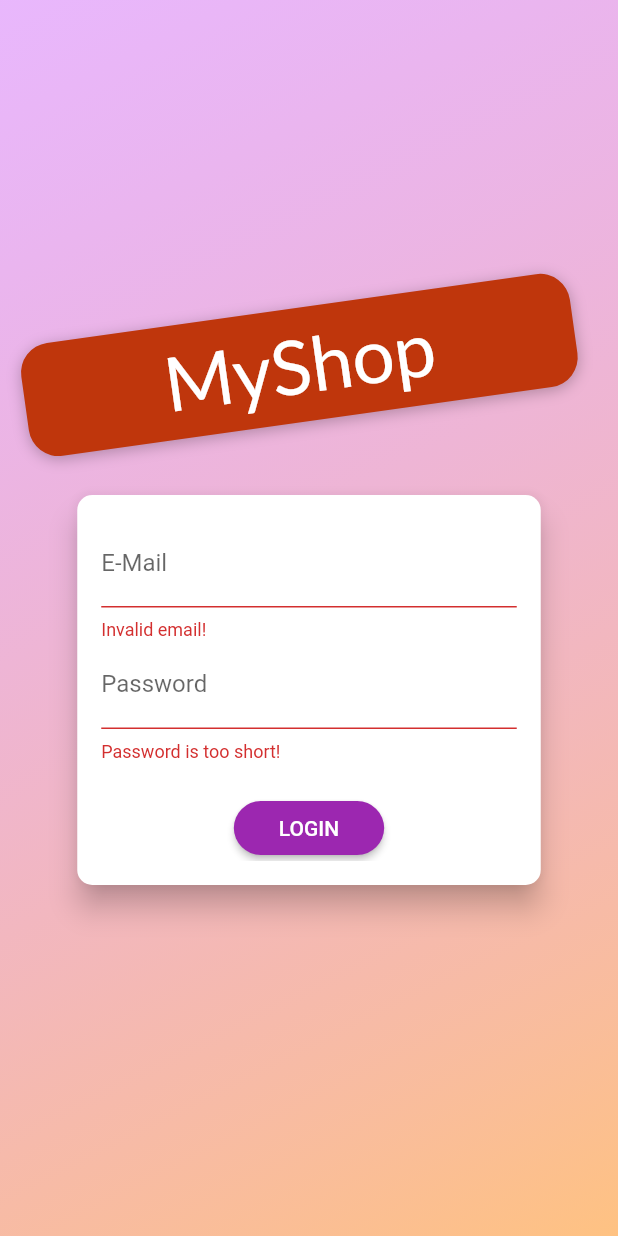
After one commit to ShijuPJohn/shop_app, a Flutter app: the AuthScreen screen opened by its route, after a tap on "LOGIN", on a phone screen of 412 x 824 dp. The commit adds this screen. Run offline on Flutter 3.47's test engine with Material 2 defaults, Android fonts, the phone set to English and light mode, and no system bars; network calls fail.

Commit message:
add auth screen

```diff
--- a/lib/main.dart
+++ b/lib/main.dart
@@ -2,6 +2,7 @@ import 'package:flutter/material.dart';
 import 'package:provider/provider.dart';
 import 'package:shop_app/providers/cart.dart';
 import 'package:shop_app/providers/orders.dart';
+import 'package:shop_app/screens/auth_screen.dart';
 import 'package:shop_app/screens/cart_screen.dart';
 import 'package:shop_app/screens/edit_product_screen.dart';
 import 'package:shop_app/screens/orders_screen.dart';
@@ -32,6 +33,7 @@ class MyApp extends StatelessWidget {
           OrdersScreen.id: (context) => OrdersScreen(),
           UserProductsScreen.id: (context) => UserProductsScreen(),
           EditProductScreen.id: (context) => EditProductScreen(),
+          AuthScreen.id: (context) => AuthScreen(),
         },
         theme: ThemeData(
           primarySwatch: Colors.purple,
--- /dev/null
+++ b/lib/screens/auth_screen.dart
@@ -0,0 +1,227 @@
+import 'dart:math';
+
+import 'package:flutter/material.dart';
+
+enum AuthMode { Signup, Login }
+
+class AuthScreen extends StatelessWidget {
+  static const id = 'auth_screen';
+
+  @override
+  Widget build(BuildContext context) {
+    final deviceSize = MediaQuery.of(context).size;
+    // final transformConfig = Matrix4.rotationZ(-8 * pi / 180);
+    // transformConfig.translate(-10.0);
+    return Scaffold(
+      // resizeToAvoidBottomInset: false,
+      body: Stack(
+        children: <Widget>[
+          Container(
+            decoration: BoxDecoration(
+              gradient: LinearGradient(
+                colors: [
+                  Color.fromRGBO(215, 117, 255, 1).withOpacity(0.5),
+                  Color.fromRGBO(255, 188, 117, 1).withOpacity(0.9),
+                ],
+                begin: Alignment.topLeft,
+                end: Alignment.bottomRight,
+                stops: [0, 1],
+              ),
+            ),
+          ),
+          SingleChildScrollView(
+            child: Container(
+              height: deviceSize.height,
+              width: deviceSize.width,
+              child: Column(
+                mainAxisAlignment: MainAxisAlignment.center,
+                crossAxisAlignment: CrossAxisAlignment.center,
+                children: <Widget>[
+                  Flexible(
+                    child: Container(
+                      margin: EdgeInsets.only(bottom: 20.0),
+                      padding:
+                      EdgeInsets.symmetric(vertical: 8.0, horizontal: 94.0),
+                      transform: Matrix4.rotationZ(-8 * pi / 180)
+                        ..translate(-10.0),
+                      // ..translate(-10.0),
+                      decoration: BoxDecoration(
+                        borderRadius: BorderRadius.circular(20),
+                        color: Colors.deepOrange.shade900,
+                        boxShadow: [
+                          BoxShadow(
+                            blurRadius: 8,
+                            color: Colors.black26,
+                            offset: Offset(0, 2),
+                          )
+                        ],
+                      ),
+                      child: Text(
+                        'MyShop',
+                        style: TextStyle(
+                          color: Theme.of(context).accentTextTheme.headline6.color,
+                          fontSize: 50,
+                          fontFamily: 'Anton',
+                          fontWeight: FontWeight.normal,
+                        ),
+                      ),
+                    ),
+                  ),
+                  Flexible(
+                    flex: deviceSize.width > 600 ? 2 : 1,
+                    child: AuthCard(),
+                  ),
+                ],
+              ),
+            ),
+          ),
+        ],
+      ),
+    );
+  }
+}
+
+class AuthCard extends StatefulWidget {
+  const AuthCard({
+    Key key,
+  }) : super(key: key);
+
+  @override
+  _AuthCardState createState() => _AuthCardState();
+}
+
+class _AuthCardState extends State<AuthCard> {
+  final GlobalKey<FormState> _formKey = GlobalKey();
+  AuthMode _authMode = AuthMode.Login;
+  Map<String, String> _authData = {
+    'email': '',
+    'password': '',
+  };
+  var _isLoading = false;
+  final _passwordController = TextEditingController();
+
+  void _submit() {
+    if (!_formKey.currentState.validate()) {
+      // Invalid!
+      return;
+    }
+    _formKey.currentState.save();
+    setState(() {
+      _isLoading = true;
+    });
+    if (_authMode == AuthMode.Login) {
+      // Log user in
+    } else {
+      // Sign user up
+    }
+    setState(() {
+      _isLoading = false;
+    });
+  }
+
+  void _switchAuthMode() {
+    if (_authMode == AuthMode.Login) {
+      setState(() {
+        _authMode = AuthMode.Signup;
+      });
+    } else {
+      setState(() {
+        _authMode = AuthMode.Login;
+      });
+    }
+  }
+
+  @override
+  Widget build(BuildContext context) {
+    final deviceSize = MediaQuery.of(context).size;
+    return Card(
+      shape: RoundedRectangleBorder(
+        borderRadius: BorderRadius.circular(10.0),
+      ),
+      elevation: 8.0,
+      child: Container(
+        height: _authMode == AuthMode.Signup ? 320 : 260,
+        constraints:
+        BoxConstraints(minHeight: _authMode == AuthMode.Signup ? 320 : 260),
+        width: deviceSize.width * 0.75,
+        padding: EdgeInsets.all(16.0),
+        child: Form(
+          key: _formKey,
+          child: SingleChildScrollView(
+            child: Column(
+              children: <Widget>[
+                TextFormField(
+                  decoration: InputDecoration(labelText: 'E-Mail'),
+                  keyboardType: TextInputType.emailAddress,
+                  validator: (value) {
+                    if (value.isEmpty || !value.contains('@')) {
+                      return 'Invalid email!';
+                    }
+                    return null;
+                  },
+                  onSaved: (value) {
+                    _authData['email'] = value;
+                  },
+                ),
+                TextFormField(
+                  decoration: InputDecoration(labelText: 'Password'),
+                  obscureText: true,
+                  controller: _passwordController,
+                  validator: (value) {
+                    if (value.isEmpty || value.length < 5) {
+                      return 'Password is too short!';
+                    }
+                    return '';  //TODO
+                  },
+                  onSaved: (value) {
+                    _authData['password'] = value;
+                  },
+                ),
+                if (_authMode == AuthMode.Signup)
+                  TextFormField(
+                    enabled: _authMode == AuthMode.Signup,
+                    decoration: InputDecoration(labelText: 'Confirm Password'),
+                    obscureText: true,
+                    validator: _authMode == AuthMode.Signup
+                        ? (value) {
+                      if (value != _passwordController.text) {
+                        return 'Passwords do not match!';
+                      }
+                      return ''; //TODO
+                    }
+                        : null,
+                  ),
+                SizedBox(
+                  height: 20,
+                ),
+                if (_isLoading)
+                  CircularProgressIndicator()
+                else
+                  RaisedButton(
+                    child:
+                    Text(_authMode == AuthMode.Login ? 'LOGIN' : 'SIGN UP'),
+                    onPressed: _submit,
+                    shape: RoundedRectangleBorder(
+                      borderRadius: BorderRadius.circular(30),
+                    ),
+                    padding:
+                    EdgeInsets.symmetric(horizontal: 30.0, vertical: 8.0),
+                    color: Theme.of(context).primaryColor,
+                    textColor: Theme.of(context).primaryTextTheme.button.color,
+                  ),
+                FlatButton(
+                  child: Text(
+                      '${_authMode == AuthMode.Login ? 'SIGNUP' : 'LOGIN'} INSTEAD'),
+                  onPressed: _switchAuthMode,
+                  padding: EdgeInsets.symmetric(horizontal: 30.0, vertical: 4),
+                  materialTapTargetSize: MaterialTapTargetSize.shrinkWrap,
+                  textColor: Theme.of(context).primaryColor,
+                ),
+              ],
+            ),
+          ),
+        ),
+      ),
+    );
+  }
+}
```
